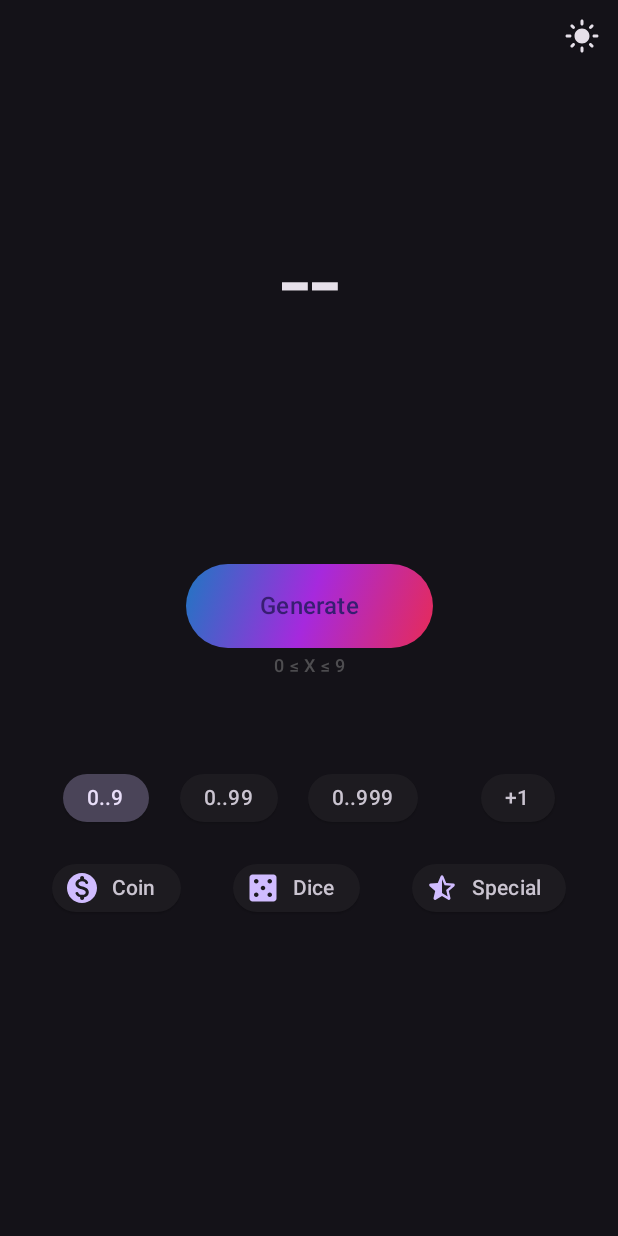
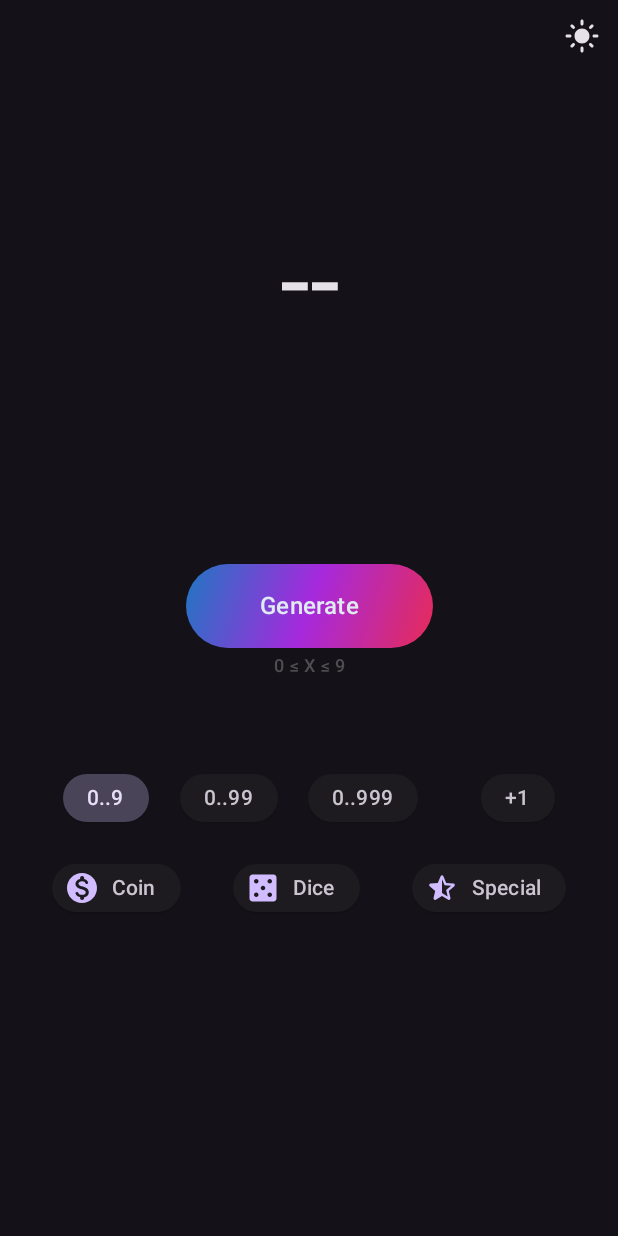
Before and after one commit to Coolightman/Randomizer, an Android app built with Jetpack Compose: the screen it shows after launch (MainActivity), on a phone screen of 412 x 824 dp. Run offline under Robolectric (Android 15) with nearby library versions, the light colour scheme and no system bars; our stand-ins replace Dagger/Hilt's generated code, accompanist.

Commit message:
update colors

```diff
--- a/app/src/main/java/by/coolightman/randomizer/presenter/ui/screens/MainScreen.kt
+++ b/app/src/main/java/by/coolightman/randomizer/presenter/ui/screens/MainScreen.kt
@@ -207,7 +207,8 @@ fun MainScreen(
                     }
                 },
                 colors = ButtonDefaults.buttonColors(
-                    containerColor = Color.Transparent
+                    containerColor = Color.Transparent,
+                    contentColor = Color(0xFFE0EBF1)
                 ),
                 contentPadding = PaddingValues(),
                 modifier = Modifier
```
